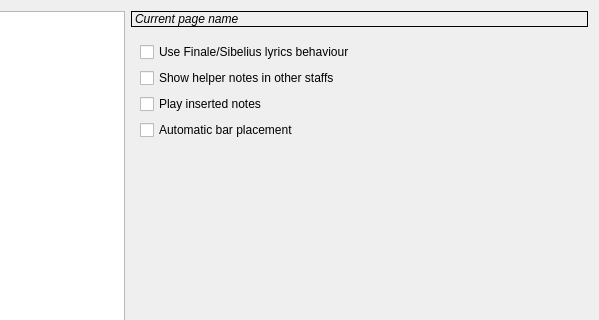
The window that trunk/src/ui/settingsdialog.ui (canorusmusic/canorus) describes before a commit, drawn with Qt 5; both pictures show x 142 to 741 and y 0 to 320 of the 741 by 604 pixel window.
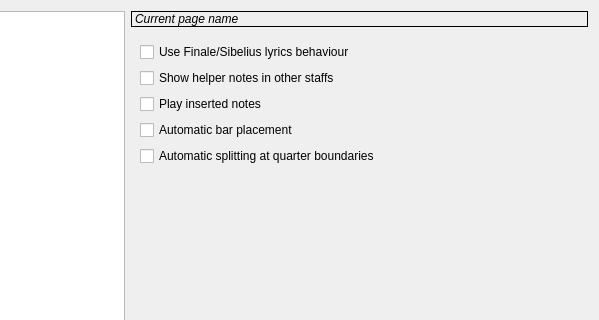
The same window after the commit. The open tabs and pages were chosen to show the change. Icons and pictures are not drawn. Custom widgets are drawn as their Qt base class.

What changed in the file:
```diff
--- a/trunk/src/ui/settingsdialog.ui
+++ b/trunk/src/ui/settingsdialog.ui
@@ -187,6 +187,16 @@
              </property>
             </widget>
            </item>
+           <item>
+            <widget class="QCheckBox" name="uiSplitAtQuarterBoundaries">
+             <property name="toolTip">
+              <string>When inserting notes and rests, split them automatically at quarter boundaries.</string>
+             </property>
+             <property name="text">
+              <string>Automatic splitting at quarter boundaries</string>
+             </property>
+            </widget>
+           </item>
            <item>
             <spacer name="verticalSpacer">
              <property name="orientation">
```
